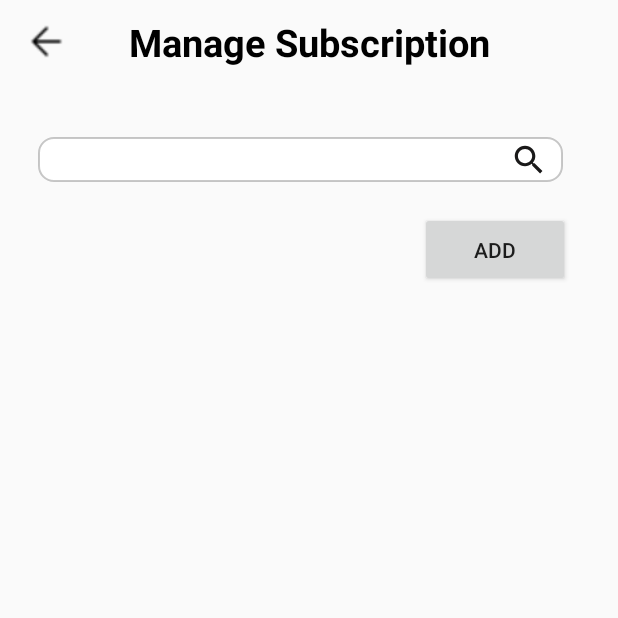
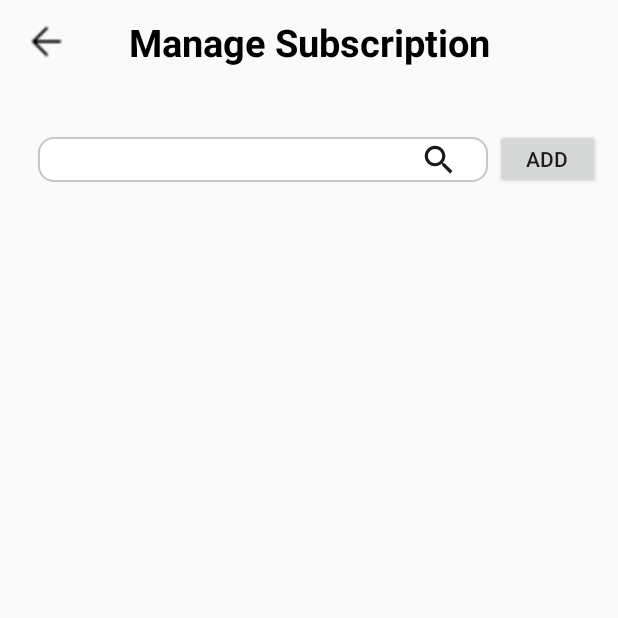
Before and after one commit to nqq203/ChattingApp, an Android app: the Subscription_Activity screen opened directly, with no data from a screen before it, on a phone screen of 412 x 824 dp, the top half of it. Run offline under Robolectric (Android 15) with nearby library versions, the phone set to English and light mode, and no system bars; our stand-ins replace Firebase (no records; nobody signed in at launch, a user with empty details on screens opened directly).

Commit message:
fix subcription

```diff
--- a/Mobile/app/src/main/java/com/main/adapters/Subscription_Adapter.java
+++ b/Mobile/app/src/main/java/com/main/adapters/Subscription_Adapter.java
@@ -2,6 +2,7 @@ package com.main.adapters;
 
 import android.app.Dialog;
 import android.content.Context;
+import android.util.Log;
 import android.view.LayoutInflater;
 import android.view.View;
 import android.view.ViewGroup;
@@ -27,7 +28,7 @@ import java.util.Map;
 public class Subscription_Adapter extends ArrayAdapter<SubscriptionItem> {
     private Context mContext;
     private Dialog mDialog;
-    String userId="us01";
+    String userId="us1";
     SubscriptionItem Subscription;
 
     public Subscription_Adapter (Context context, List<SubscriptionItem> Subscription)
@@ -90,6 +91,7 @@ public class Subscription_Adapter extends ArrayAdapter<SubscriptionItem> {
     }
     private void delete_matches(String userId_Delete)
     {
+        Log.d("Delete",userId_Delete);
         FirebaseDatabase firebaseDatabase=FirebaseDatabase.getInstance("https://matchmingle-3065c-default-rtdb.asia-southeast1.firebasedatabase.app/");
         DatabaseReference databaseReference = firebaseDatabase.getReference("Subscription/"+userId);
         //databaseReference.child("Test");
--- a/Mobile/app/src/main/res/layout/view_subscription.xml
+++ b/Mobile/app/src/main/res/layout/view_subscription.xml
@@ -3,8 +3,7 @@
     android:layout_width="match_parent"
     android:layout_height="match_parent"
     android:orientation="vertical">
-    <ScrollView android:layout_width="match_parent"
-        android:layout_height="match_parent">
+
     <LinearLayout android:layout_width="match_parent"
         android:layout_height="match_parent"
         android:orientation="vertical">
@@ -38,7 +37,7 @@
 
     <FrameLayout android:layout_width="match_parent"
         android:layout_height="wrap_content">
-        <EditText android:layout_width="350dp"
+        <EditText android:layout_width="300dp"
             android:layout_height="30dp"
             android:background="@drawable/border"
             android:layout_marginTop="35dp"
@@ -48,8 +47,16 @@
             android:layout_height="25dp"
             android:layout_width="25dp"
             android:layout_marginTop="38dp"
-            android:layout_marginStart="340dp"/>
+            android:layout_marginStart="280dp"/>
+        <Button android:layout_height="40dp"
+            android:layout_width="70dp"
+            android:layout_marginTop="30dp"
+            android:layout_marginStart="330dp"
+            android:text="Add"
+            android:id="@+id/addSub"
+            />
     </FrameLayout>
+
                 <!-- Your other views -->
         <ListView
             android:id="@+id/grid_sub"
@@ -59,15 +66,6 @@
             android:layout_gravity="center_horizontal"
             android:layout_marginStart="10dp" />
 
+    </LinearLayout>
 
-
-    <Button android:layout_height="50dp"
-        android:layout_width="100dp"
-        android:layout_marginTop="10dp"
-        android:layout_marginStart="280dp"
-        android:text="Add"
-        android:id="@+id/addSub"
-        />
-    </LinearLayout>
-    </ScrollView>
 </LinearLayout>
```
Also changed, not shown: Mobile/app/src/main/java/com/main/activities/Subscription_Activity.java (+4 -4 lines).
